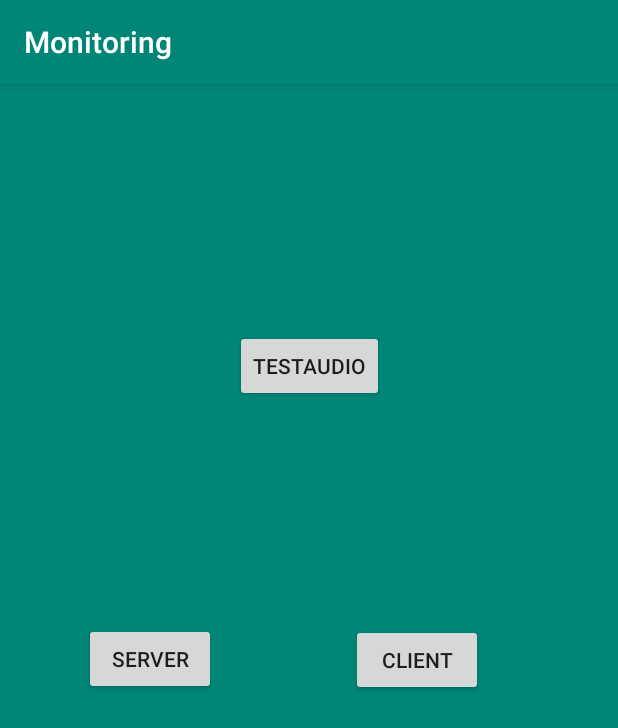
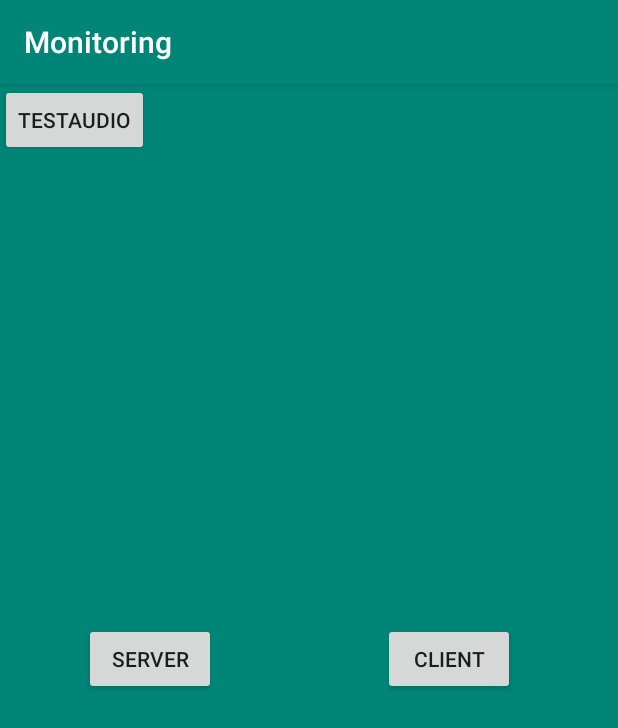
Before and after one commit to jackDante/Monitoring, an Android app: the screen it shows after launch (MainActivity), on a phone screen of 412 x 824 dp. Shown: the top 728 px of the screen. Run offline under Robolectric (Android 15) with nearby library versions, the phone set to English and light mode, and no system bars.

Commit message:
Stable version

```diff
--- a/app/src/main/res/layout/activity_client.xml
+++ b/app/src/main/res/layout/activity_client.xml
@@ -11,7 +11,7 @@
         android:layout_height="wrap_content"
         android:hint="Server ip address"
         android:importantForAutofill="no"
-        android:text="192.168.1.6" />
+        android:text="192.168.0.0" />
 
     <EditText
         android:id="@+id/portEditText"
--- a/app/src/main/res/layout/activity_main.xml
+++ b/app/src/main/res/layout/activity_main.xml
@@ -4,9 +4,8 @@
     xmlns:tools="http://schemas.android.com/tools"
     android:layout_width="match_parent"
     android:layout_height="match_parent"
-    android:onClick="onClickSensor"
-    tools:context=".MainActivity"
-    android:background="@color/colorPrimary">
+    android:background="@color/colorPrimary"
+    tools:context=".MainActivity">
 
     <Button
         android:id="@+id/parent"
@@ -29,17 +28,16 @@
         android:text="Client"
         app:layout_constraintBottom_toBottomOf="parent"
         app:layout_constraintEnd_toEndOf="parent"
+        app:layout_constraintHorizontal_bias="0.62"
         app:layout_constraintStart_toEndOf="@+id/parent"
-        app:layout_constraintTop_toTopOf="parent" />
+        app:layout_constraintTop_toTopOf="parent"
+        app:layout_constraintVertical_bias="0.499" />
 
     <Button
         android:id="@+id/button"
         android:layout_width="wrap_content"
         android:layout_height="wrap_content"
-        android:layout_marginTop="164dp"
         android:onClick="onClickSensor"
         android:text="TESTaudio"
-        app:layout_constraintEnd_toEndOf="parent"
-        app:layout_constraintStart_toStartOf="parent"
-        app:layout_constraintTop_toTopOf="parent" />
+        app:layout_constraintStart_toStartOf="parent" />
 </androidx.constraintlayout.widget.ConstraintLayout>
```
Also changed, not shown: app/src/main/java/com/example/monitoring/ClientActivity.java (+18 -19 lines), app/src/main/java/com/example/monitoring/Server.java (+17 -5 lines), app/src/main/java/com/example/monitoring/ServerActivity.java (+12 -7 lines), app/src/main/res/layout/activity_server.xml (+7 -5 lines).
